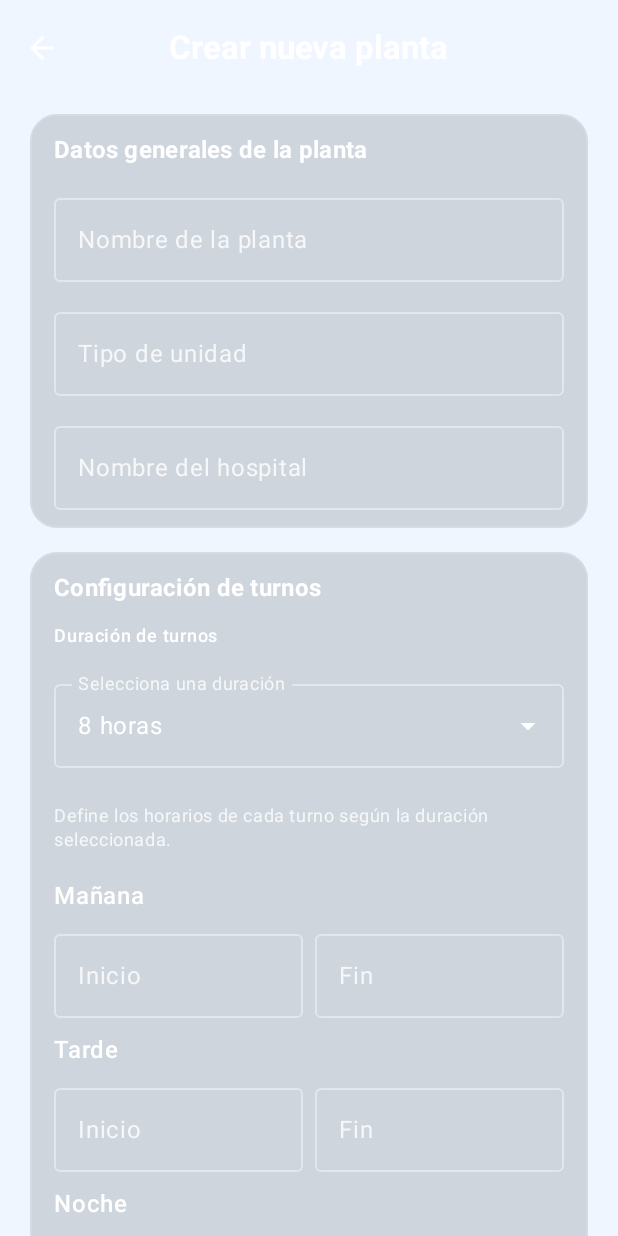
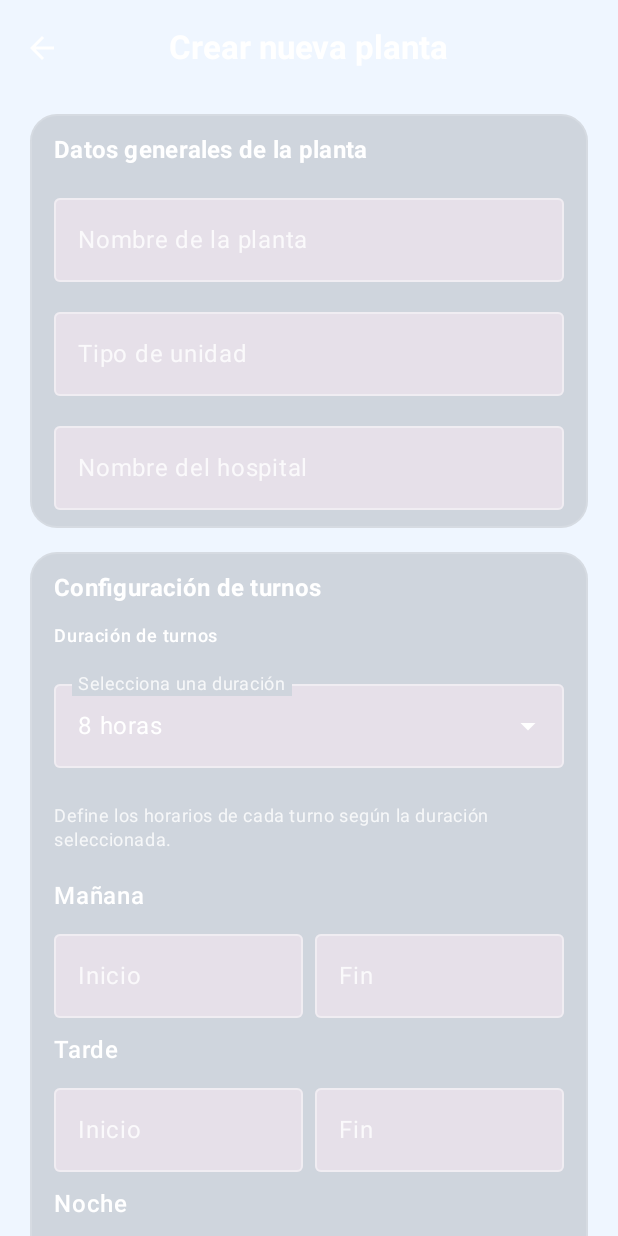
Before and after one commit to andresmend12-lab/Turnoshospi, an Android app built with Jetpack Compose: the composable PlantCreationScreen shown on its own in the app's theme, on a phone screen of 412 x 824 dp. Run offline under Robolectric (Android 15) with nearby library versions, the phone set to English and light mode, and no system bars; our stand-ins replace Firebase (no records; nobody signed in at launch, a user with empty details on screens opened directly).

Commit message:
Fix TextField colors for compose compatibility

```diff
--- a/app/src/main/java/com/example/turnoshospi/PlantCreationScreen.kt
+++ b/app/src/main/java/com/example/turnoshospi/PlantCreationScreen.kt
@@ -177,11 +177,11 @@ fun PlantCreationScreen(
                                 tint = Color.White
                             )
                         },
-                        colors = TextFieldDefaults.outlinedTextFieldColors(
+                        colors = TextFieldDefaults.colors(
                             focusedTextColor = Color.White,
                             unfocusedTextColor = Color.White,
-                            focusedBorderColor = Color(0xFF54C7EC),
-                            unfocusedBorderColor = Color(0x66FFFFFF),
+                            focusedIndicatorColor = Color(0xFF54C7EC),
+                            unfocusedIndicatorColor = Color(0x66FFFFFF),
                             cursorColor = Color.White,
                             focusedLabelColor = Color.White,
                             unfocusedLabelColor = Color(0xCCFFFFFF)
@@ -396,11 +396,11 @@ private fun PlantTextField(
         modifier = modifier,
         label = { Text(text = label) },
         keyboardOptions = KeyboardOptions(keyboardType = keyboardType),
-        colors = TextFieldDefaults.outlinedTextFieldColors(
+        colors = TextFieldDefaults.colors(
             focusedTextColor = Color.White,
             unfocusedTextColor = Color.White,
-            focusedBorderColor = Color(0xFF54C7EC),
-            unfocusedBorderColor = Color(0x66FFFFFF),
+            focusedIndicatorColor = Color(0xFF54C7EC),
+            unfocusedIndicatorColor = Color(0x66FFFFFF),
             cursorColor = Color.White,
             focusedLabelColor = Color.White,
             unfocusedLabelColor = Color(0xCCFFFFFF)
```
